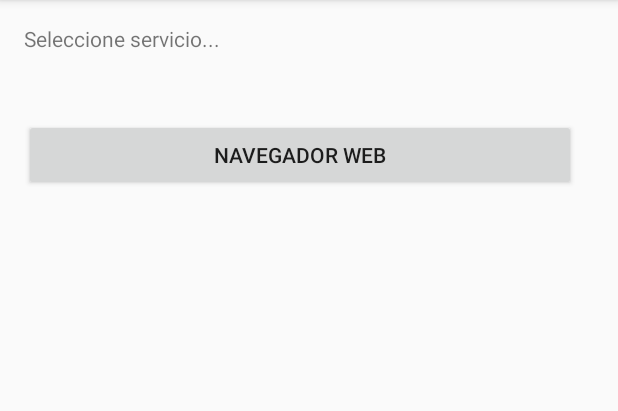
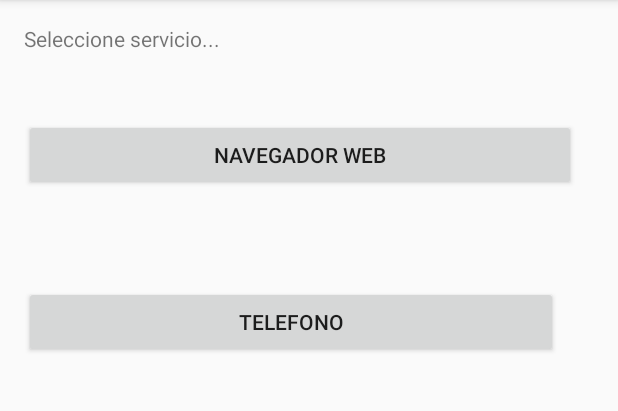
Before and after one commit to juanlucode/android_lab, an Android app: the screen it shows after launch (MainActivity), on a phone screen of 412 x 824 dp, the part 84-495 px from its top. Run offline under Robolectric (Android 15) with nearby library versions, the phone set to English and light mode, and no system bars.

Commit message:
intent telefono

```diff
--- a/ServiceCenter/app/src/main/AndroidManifest.xml
+++ b/ServiceCenter/app/src/main/AndroidManifest.xml
@@ -15,7 +15,8 @@
                 <category android:name="android.intent.category.LAUNCHER" />
             </intent-filter>
         </activity>
-        <activity android:name=".NavegadorActivity"></activity>
+        <activity android:name=".NavegadorActivity" />
+        <activity android:name=".TelefonoActivity"></activity>
     </application>
 
 </manifest>
--- a/ServiceCenter/app/src/main/java/com/example/juanlucode/servicecenter/MainActivity.java
+++ b/ServiceCenter/app/src/main/java/com/example/juanlucode/servicecenter/MainActivity.java
@@ -13,6 +13,7 @@ public class MainActivity   extends
                                 View.OnClickListener {
 
     private Button btnNavegador;
+    private Button btnTelefono;
     private Intent intent;
 
     @Override
@@ -22,6 +23,9 @@ public class MainActivity   extends
 
         btnNavegador = (Button) this.findViewById(R.id.btnNavegador);
         btnNavegador.setOnClickListener(this);
+
+        btnTelefono = (Button) findViewById(R.id.btnTelefono);
+        btnTelefono.setOnClickListener(this);
     }
 
 
@@ -30,6 +34,13 @@ public class MainActivity   extends
         switch (v.getId()){
             case R.id.btnNavegador:
                 intent = new Intent(this, NavegadorActivity.class);
+                intent.putExtra("site", "www.google.es");
+                this.startActivity(intent);
+                break;
+
+            case R.id.btnTelefono:
+                intent = new Intent(this, TelefonoActivity.class);
+                intent.putExtra("phone", "924003262");
                 this.startActivity(intent);
                 break;
         }
--- a/ServiceCenter/app/src/main/res/layout/activity_main.xml
+++ b/ServiceCenter/app/src/main/res/layout/activity_main.xml
@@ -26,4 +26,17 @@
         android:layout_marginRight="12dp"
         android:layout_marginEnd="12dp"
         android:layout_marginTop="63dp" />
+
+    <Button
+        android:id="@+id/btnTelefono"
+        android:text="Telefono"
+        android:layout_width="match_parent"
+        android:layout_height="wrap_content"
+        android:layout_below="@+id/btnNavegador"
+        android:layout_alignRight="@+id/btnNavegador"
+        android:layout_alignEnd="@+id/btnNavegador"
+        android:layout_marginRight="12dp"
+        android:layout_marginEnd="12dp"
+        android:layout_marginTop="63dp" />
+
 </RelativeLayout>
```
Also changed, not shown: ServiceCenter/app/src/main/java/com/example/juanlucode/servicecenter/NavegadorActivity.java (+6 -1 lines), ServiceCenter/app/src/main/java/com/example/juanlucode/servicecenter/TelefonoActivity.java (added, +53 -0 lines), ServiceCenter/app/src/main/res/layout/activity_telefono.xml (added, +33 -0 lines).
